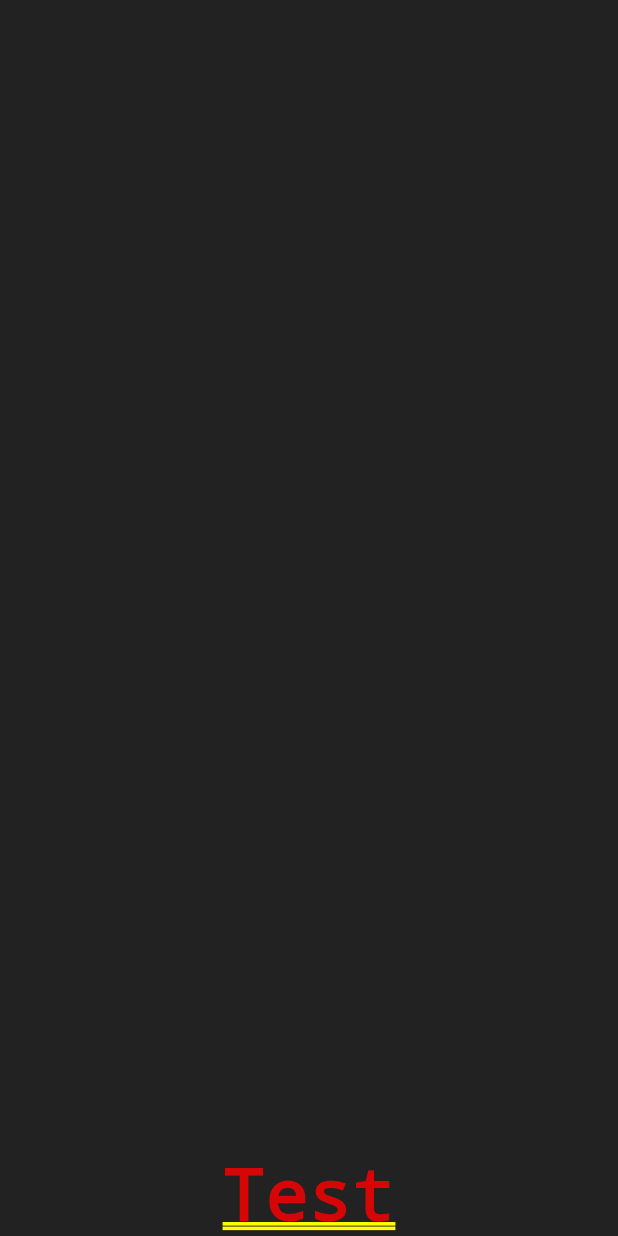
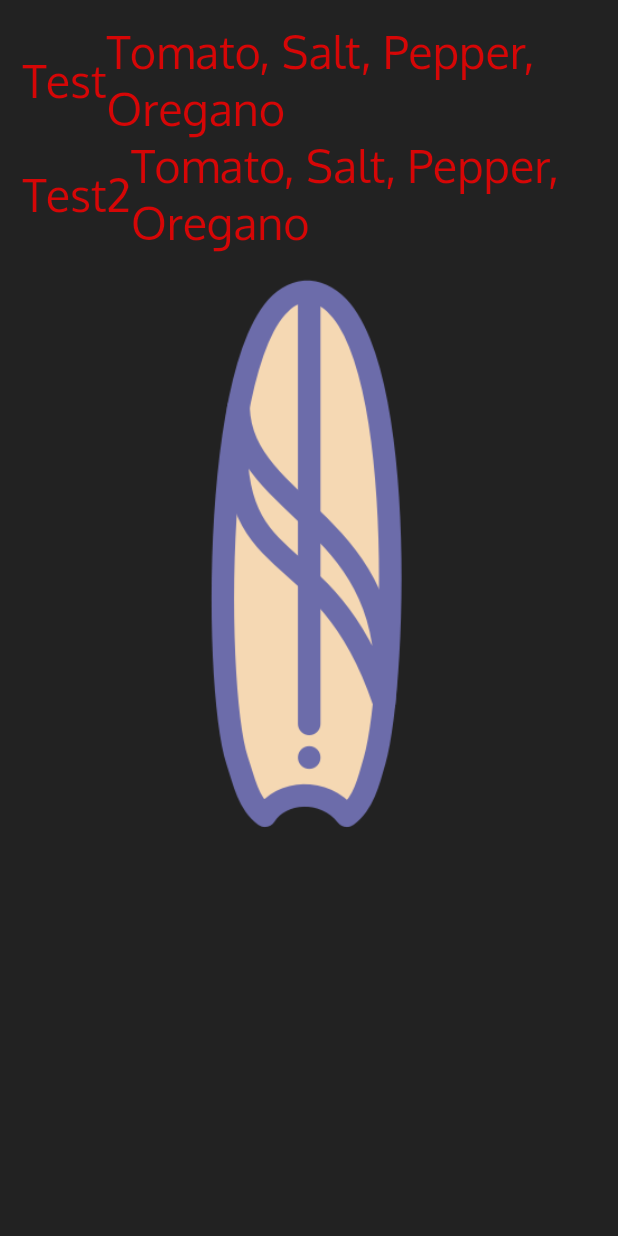
Before and after one commit to PhilippWuerfel/FlutterLearning, a Flutter app: the screen it shows after launch, on a phone screen of 412 x 824 dp. Run offline on Flutter 3.47's test engine with Material 2 defaults, Android fonts, the phone set to English and light mode, and no system bars.

Commit message:
Learning ui in Flutter ....

```diff
--- a/pluralsight_app_widgets/lib/ui/home.dart
+++ b/pluralsight_app_widgets/lib/ui/home.dart
@@ -1,13 +1,78 @@
 import 'package:flutter/material.dart';
 
-class Home extends StatelessWidget{
+class Home extends StatelessWidget {
+  @override
+  Widget build(BuildContext context) {
+    return Center(
+        child: Container(
+            alignment: Alignment.center,
+            padding: EdgeInsets.all(15.0),
+            color: Colors.black87,
+            child: Column(children: <Widget>[
+              Row(
+                children: <Widget>[
+                  Text(
+                    "Test",
+                    textDirection: TextDirection.ltr,
+                    style: TextStyle(
+                      fontSize: 30.0,
+                      decoration: TextDecoration.none,
+                      fontFamily: 'Oxygen',
+                      fontWeight: FontWeight.normal,
+                    ),
+                  ),
+                  Expanded(
+                    child: Text(
+                      "Tomato, Salt, Pepper, Oregano",
+                      textDirection: TextDirection.ltr,
+                      style: TextStyle(
+                        fontSize: 30.0,
+                        decoration: TextDecoration.none,
+                        fontFamily: 'Oxygen',
+                        fontWeight: FontWeight.normal,
+                      ),
+                    ),
+                  )
+                ],
+              ),
+              Row(
+                children: <Widget>[
+                  Text(
+                    "Test2",
+                    textDirection: TextDirection.ltr,
+                    style: TextStyle(
+                      fontSize: 30.0,
+                      decoration: TextDecoration.none,
+                      fontFamily: 'Oxygen',
+                      fontWeight: FontWeight.normal,
+                    ),
+                  ),
+                  Expanded(
+                    child: Text(
+                      "Tomato, Salt, Pepper, Oregano",
+                      textDirection: TextDirection.ltr,
+                      style: TextStyle(
+                        fontSize: 30.0,
+                        decoration: TextDecoration.none,
+                        fontFamily: 'Oxygen',
+                        fontWeight: FontWeight.normal,
+                      ),
+                    ),
+                  )
+                ],
+              ),
+              SurfImageWidget(),
+
+            ])));
+  }
+}
+
+class SurfImageWidget extends StatelessWidget{
 
   @override
   Widget build(BuildContext context) {
-    return Container(
-      alignment: Alignment.bottomCenter,
-      color: Colors.black87,
-      child: Text("Test", textDirection: TextDirection.ltr,),
-    );
+    AssetImage surfAsset = AssetImage('images/surf_icon.png');
+    Image image = Image(image: surfAsset, width: 400, height: 400,);
+    return Container( child: image);
   }
 }
```
Also changed, not shown: pluralsight_app_widgets/pubspec.yaml (+11 -14 lines), pluralsight_app_widgets/fonts/Oxygen-Bold.ttf (added), pluralsight_app_widgets/fonts/Oxygen-Light.ttf (added), pluralsight_app_widgets/fonts/Oxygen-Regular.ttf (added), pluralsight_app_widgets/images/surf_icon.png (added).
